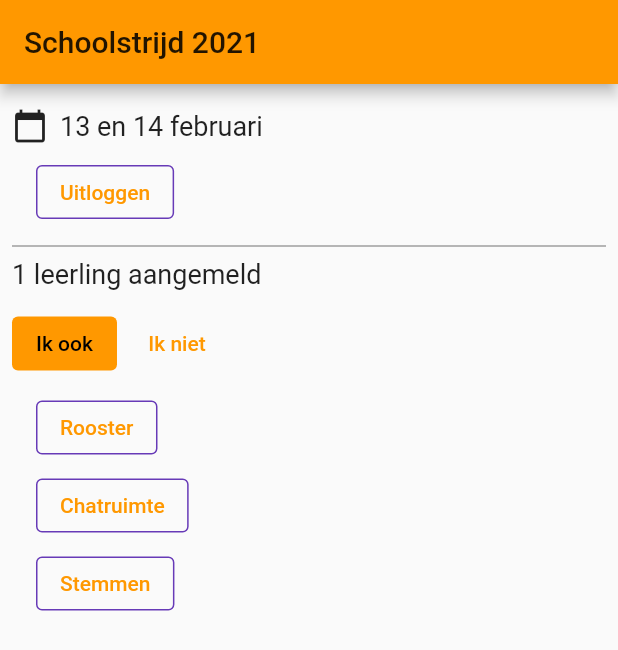
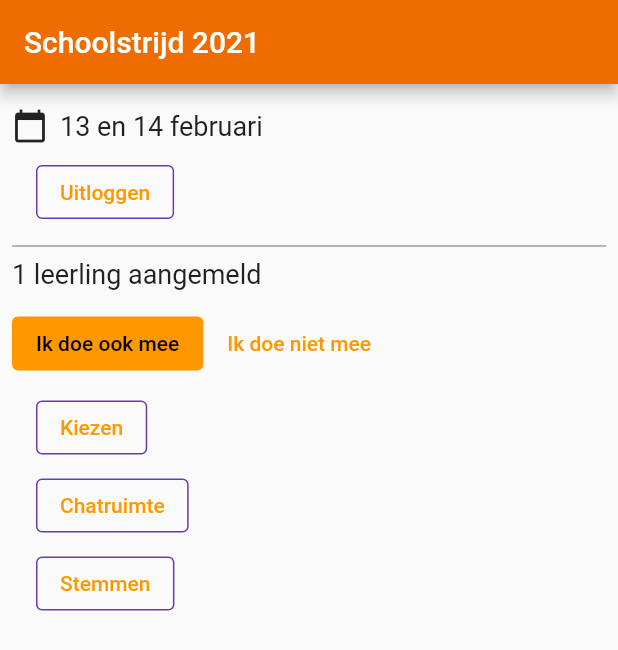
Before and after one commit to antonschins/schoolstrijd2, a Flutter app: the screen it shows once a user with an empty profile is signed in, after a tap on "YES", on a phone screen of 412 x 824 dp. Shown: the top 650 px of the screen. Run offline on Flutter 3.47's test engine with Material 2 defaults, Android fonts, the phone set to English and light mode, and no system bars; our stand-ins replace cloud_firestore, firebase_auth, firebase_core, google_fonts; accounts and stored records are empty; statements that could not run were skipped.

Commit message:
rooster en stemmen moet nog, maar kiezen is geïntegreerd

```diff
--- a/lib/main.dart
+++ b/lib/main.dart
@@ -6,12 +6,29 @@ import 'src/homepage.dart';
 import 'src/application.dart';
 import 'src/rooster.dart';
 import 'src/stemmen.dart';
+import 'src/cartscreen.dart';
+import 'src/catalogscreen.dart';
+import 'src/cartmodel.dart';
+import 'src/catalogmodel.dart';
 
 void main() {
   runApp(
-    ChangeNotifierProvider(
-      create: (context) => ApplicationState(),
-      builder: (context, _) => App(),
+    MultiProvider(
+      providers: [
+        Provider(create: (context) => CatalogModel()),
+        ChangeNotifierProxyProvider<CatalogModel, CartModel>(
+          create: (context) => CartModel(),
+          update: (context, catalog, cart) {
+            if (cart == null) throw ArgumentError.notNull('cart');
+            cart.catalog = catalog;
+            return cart;
+          },
+        ),
+        ChangeNotifierProvider(
+          create: (context) => ApplicationState(),
+          builder: (context, _) => App(),
+        ),
+      ],
     ),
   );
 }
@@ -25,21 +42,22 @@ class App extends StatelessWidget {
         buttonTheme: Theme.of(context).buttonTheme.copyWith(
               highlightColor: Colors.deepOrange,
             ),
+        primaryColor: Colors.orange[800],
+        accentColor: Colors.orange[200],
         primarySwatch: Colors.orange,
         textTheme: GoogleFonts.robotoTextTheme(
           Theme.of(context).textTheme,
         ),
         visualDensity: VisualDensity.adaptivePlatformDensity,
       ),
-//      home: HomePage(),
-      // Start the app with the "/" named route. In this case, the app starts
-      // on the FirstScreen widget.
       initialRoute: '/',
       routes: {
         '/': (context) => HomePage(),
         '/rooster': (context) => Rooster(),
         '/chatruimte': (context) => ChatRuimte(),
         '/stemmen': (context) => Stemmen(),
+        '/catalog': (context) => MyCatalog(),
+        '/cart': (context) => MyCart(),
       },
     );
   }
--- a/lib/src/homepage.dart
+++ b/lib/src/homepage.dart
@@ -47,28 +47,24 @@ class HomePage extends StatelessWidget {
             builder: (context, appState, _) => Column(
               crossAxisAlignment: CrossAxisAlignment.start,
               children: [
-                // Add from here
                 if (appState.attendees >= 2)
                   Paragraph('${appState.attendees} leerlingen aangemeld')
                 else if (appState.attendees == 1)
                   Paragraph('1 leerling aangemeld')
                 else
                   Paragraph('Nog niemand'),
-                // To here.
                 if (appState.loginState == ApplicationLoginState.loggedIn) ...[
-                  // Add from here
                   YesNoSelection(
                     state: appState.attending,
                     onSelection: (attending) => appState.attending = attending,
                   ),
-                  // To here.
                   Padding(
                     padding: const EdgeInsets.only(left: 24, bottom: 4,right: 24),
                     child: StyledButton(
                       onPressed: () {
-                        Navigator.pushNamed(context, '/rooster');
+                        Navigator.pushNamed(context, '/catalog');
                       },
-                      child: Text('Rooster'),
+                      child: Text('Kiezen'),
                     ),
                   ),
                   Padding(
@@ -117,12 +113,12 @@ class YesNoSelection extends StatelessWidget {
               ElevatedButton(
                 style: ElevatedButton.styleFrom(elevation: 0),
                 onPressed: () => onSelection(Attending.yes),
-                child: Text('Ik ook'),
+                child: Text('Ik doe ook mee'),
               ),
               SizedBox(width: 8),
               TextButton(
                 onPressed: () => onSelection(Attending.no),
-                child: Text('Ik niet'),
+                child: Text('Ik doe niet mee'),
               ),
             ],
           ),
@@ -134,13 +130,13 @@ class YesNoSelection extends StatelessWidget {
             children: [
               TextButton(
                 onPressed: () => onSelection(Attending.yes),
-                child: Text('Ik ook'),
+                child: Text('Ik doe ook mee'),
               ),
               SizedBox(width: 8),
               ElevatedButton(
                 style: ElevatedButton.styleFrom(elevation: 0),
                 onPressed: () => onSelection(Attending.no),
-                child: Text('Ik niet'),
+                child: Text('Ik doe niet mee'),
               ),
             ],
           ),
```
Also changed, not shown: lib/src/kiezen.dart (added, +65 -0 lines).
